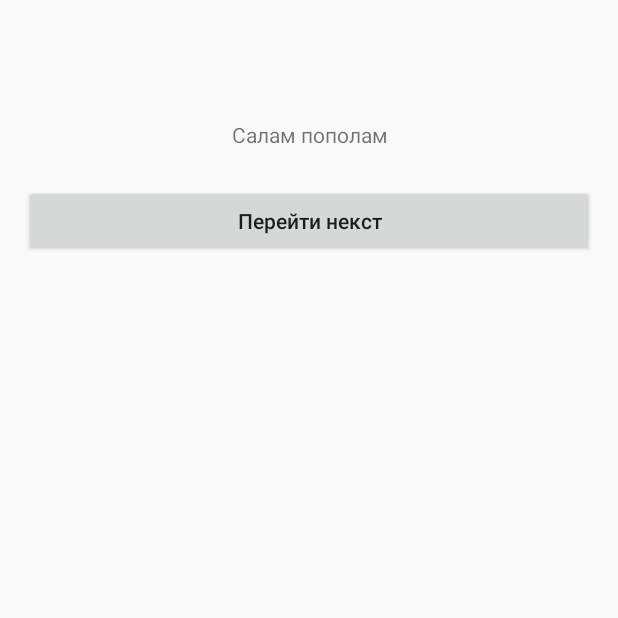
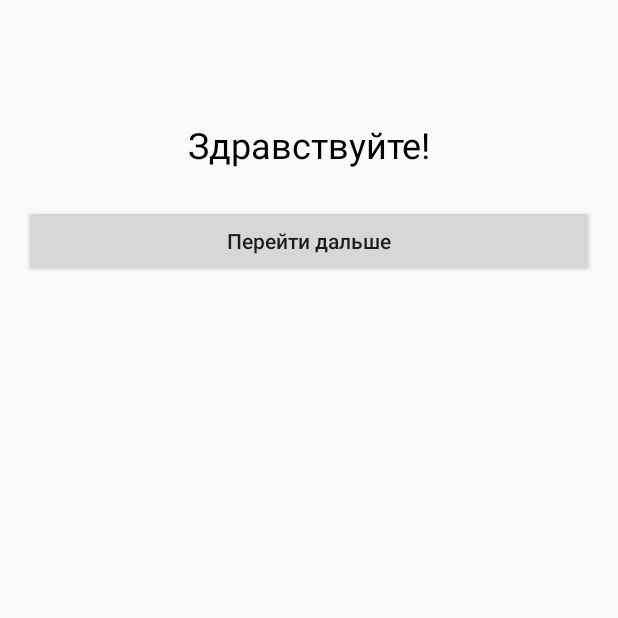
Before and after one commit to RealityBelka/MOBILE, an Android app: the screen it shows after launch (MainActivity), on a phone screen of 412 x 824 dp, the top half of it. Run offline under Robolectric (Android 15) with nearby library versions, the phone set to English and light mode, and no system bars.

Commit message:
ADD facerules page

```diff
--- a/common/src/main/res/navigation/main_graph.xml
+++ b/common/src/main/res/navigation/main_graph.xml
@@ -28,5 +28,20 @@
         android:label="StartPageFragment">
 
         <deepLink app:uri="biometricHack://start_page" />
+        <action
+            android:id="@+id/action_startPageFragment_to_faceRulesFragment"
+            app:destination="@id/faceRulesFragment" />
     </fragment>
+
+    <fragment
+        android:id="@+id/faceRulesFragment"
+        android:name="ru.gozerov.presentation.screens.face_rules.FaceRulesFragment"
+        android:label="FaceRulesFragment">
+
+        <deepLink app:uri="biometricHack://face_rules" />
+        <action
+            android:id="@+id/action_startPageFragment_to_biometricFragment"
+            app:destination="@id/biometricFragment" />
+    </fragment>
+
 </navigation>
--- a/core/src/main/java/ru/gozerov/core/navigation/Screen.kt
+++ b/core/src/main/java/ru/gozerov/core/navigation/Screen.kt
@@ -9,5 +9,6 @@ package ru.gozerov.core.navigation
 enum class Screen(val route: String) {
     Biometric("biometricHack://biometric"),
     VoiceRecord("biometricHack://voice_record"),
-    StartPage("biometricHack://start_page")
+    StartPage("biometricHack://start_page"),
+    FaceRulesPage("biometricHack://face_rules"),
 }
--- a/feature-biometric/presentation/src/main/java/ru/gozerov/presentation/screens/start_page/StartPageFragment.kt
+++ b/feature-biometric/presentation/src/main/java/ru/gozerov/presentation/screens/start_page/StartPageFragment.kt
@@ -31,10 +31,8 @@ class StartPageFragment : Fragment() {
     override fun onViewCreated(view: View, savedInstanceState: Bundle?) {
 
         binding.buttonLaunch.setOnClickListener {
-            findNavController().launch(screen = Screen.Biometric)
+            findNavController().launch(screen = Screen.FaceRulesPage)
         }
-
-
 
     }
 
--- a/feature-biometric/presentation/src/main/res/layout/fragment_start_page.xml
+++ b/feature-biometric/presentation/src/main/res/layout/fragment_start_page.xml
@@ -11,7 +11,9 @@
         android:layout_width="match_parent"
         android:layout_height="wrap_content"
         android:gravity="center"
-        android:text="Салам пополам" />
+        android:textColor="#000"
+        android:textSize="24dp"
+        android:text="Здравствуйте!" />
 
     <Button
         android:id="@+id/buttonLaunch"
@@ -19,7 +21,7 @@
         android:layout_marginTop="24dp"
         android:layout_height="wrap_content"
         android:textAllCaps="false"
-        android:text="Перейти некст" />
+        android:text="Перейти дальше" />
 
 
 
```
